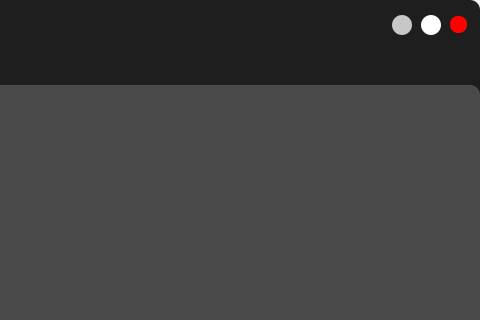
Above: UI_Files/edit_form.ui from hoangm960/Astraea before the change; both pictures show x 340 to 820 and y 0 to 320 of the 820 by 650 pixel window. Below: the same form after it.
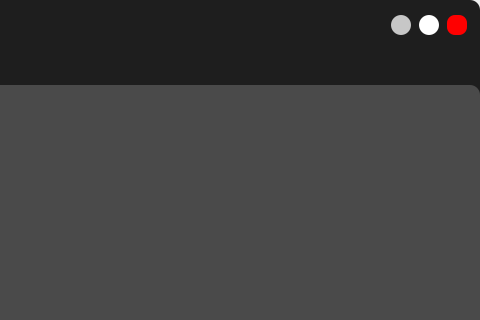
That is the form after the change. The open tabs and pages were chosen to show the change. Icons and pictures are not drawn.

Patch:
```diff
--- a/UI_Files/edit_form.ui
+++ b/UI_Files/edit_form.ui
@@ -226,14 +226,14 @@
               <widget class="QPushButton" name="btn_quit">
                <property name="minimumSize">
                 <size>
-                 <width>15</width>
-                 <height>15</height>
+                 <width>20</width>
+                 <height>20</height>
                 </size>
                </property>
                <property name="maximumSize">
                 <size>
-                 <width>17</width>
-                 <height>17</height>
+                 <width>20</width>
+                 <height>20</height>
                 </size>
                </property>
                <property name="toolTip">
```
Left out of the diff: 2 changed lines with no effect on the pictures.
